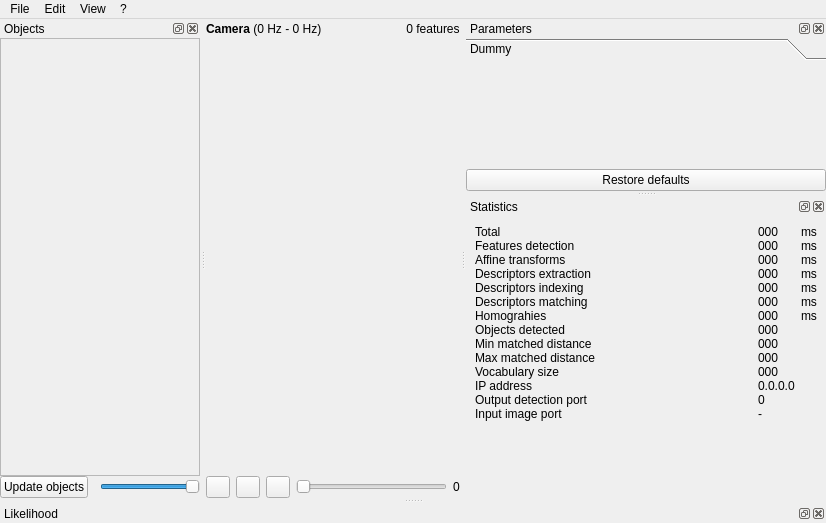
The window that src/ui/mainWindow.ui (introlab/find-object) describes before a commit, drawn with Qt 5.
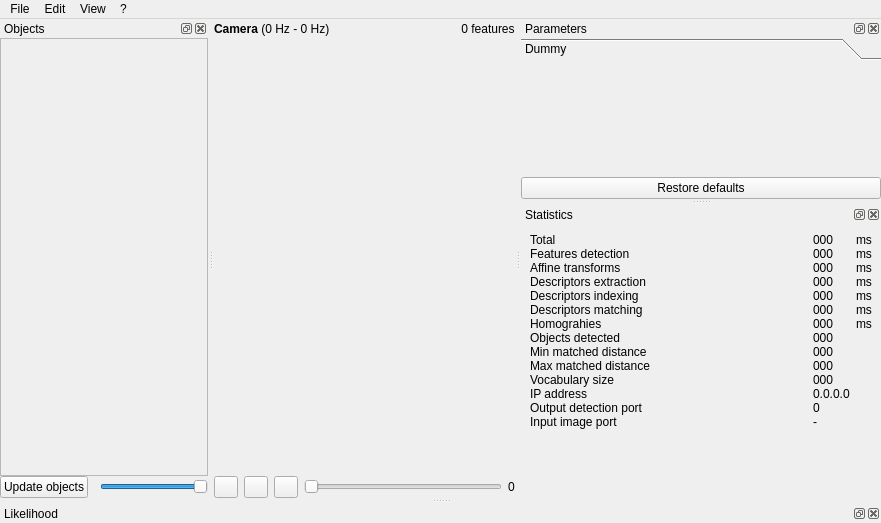
The same window after the commit. Icons and pictures are not drawn. Custom widgets are drawn as their Qt base class.

Commit message: Added DragNDrop images directly in objects or scene zones.

```diff
--- a/src/ui/mainWindow.ui
+++ b/src/ui/mainWindow.ui
@@ -6,7 +6,7 @@
    <rect>
     <x>0</x>
     <y>0</y>
-    <width>826</width>
+    <width>881</width>
     <height>523</height>
    </rect>
   </property>
@@ -18,6 +18,15 @@
     <normaloff>:/images/resources/Find-Object.png</normaloff>:/images/resources/Find-Object.png</iconset>
   </property>
   <widget class="QWidget" name="centralwidget">
+   <layout class="QVBoxLayout" name="verticalLayout_8">
+    <property name="spacing">
+     <number>0</number>
+    </property>
+    <property name="margin">
+     <number>0</number>
+    </property>
+    <item>
+     <widget class="find_object::ImageDropWidget" name="imageDrop_scene" native="true">
    <layout class="QVBoxLayout" name="verticalLayout" stretch="0,1,0">
     <property name="spacing">
      <number>0</number>
@@ -194,13 +203,16 @@
     </item>
    </layout>
   </widget>
+    </item>
+   </layout>
+  </widget>
   <widget class="QMenuBar" name="menubar">
    <property name="geometry">
     <rect>
      <x>0</x>
      <y>0</y>
-     <width>826</width>
-     <height>25</height>
+     <width>881</width>
+     <height>22</height>
     </rect>
    </property>
    <widget class="QMenu" name="menuFile">
@@ -255,7 +267,7 @@
    <property name="minimumSize">
     <size>
      <width>360</width>
-     <height>156</height>
+     <height>168</height>
     </size>
    </property>
    <property name="floating">
@@ -285,8 +297,8 @@
          <rect>
           <x>0</x>
           <y>0</y>
-          <width>360</width>
-          <height>73</height>
+          <width>348</width>
+          <height>76</height>
          </rect>
         </property>
         <attribute name="label">
@@ -309,8 +321,8 @@
   <widget class="QDockWidget" name="dockWidget_objects">
    <property name="minimumSize">
     <size>
-     <width>200</width>
-     <height>138</height>
+     <width>208</width>
+     <height>196</height>
     </size>
    </property>
    <property name="windowTitle">
@@ -321,6 +333,12 @@
    </attribute>
    <widget class="QWidget" name="dockWidgetContents_2">
     <layout class="QVBoxLayout" name="verticalLayout_6">
+     <property name="margin">
+      <number>0</number>
+     </property>
+     <item>
+      <widget class="find_object::ImageDropWidget" name="imageDrop_objects" native="true">
+       <layout class="QVBoxLayout" name="verticalLayout_3">
      <property name="spacing">
       <number>0</number>
      </property>
@@ -343,8 +361,8 @@
          <rect>
           <x>0</x>
           <y>0</y>
-          <width>198</width>
-          <height>393</height>
+             <width>206</width>
+             <height>396</height>
          </rect>
         </property>
         <layout class="QVBoxLayout" name="verticalLayout_objects">
@@ -408,6 +426,12 @@
       </layout>
      </item>
     </layout>
+       <zorder></zorder>
+       <zorder>verticalSpacer</zorder>
+       <zorder>objects_area</zorder>
+      </widget>
+     </item>
+    </layout>
    </widget>
   </widget>
   <widget class="QDockWidget" name="dockWidget_plot">
@@ -825,6 +849,12 @@
    <header>utilite/UPlot.h</header>
    <container>1</container>
   </customwidget>
+  <customwidget>
+   <class>find_object::ImageDropWidget</class>
+   <extends>QWidget</extends>
+   <header>ImageDropWidget.h</header>
+   <container>1</container>
+  </customwidget>
  </customwidgets>
  <resources>
   <include location="../resources.qrc"/>
```
Lines whose indentation alone changed are shown as unchanged. The commit also changes 5 other files.
